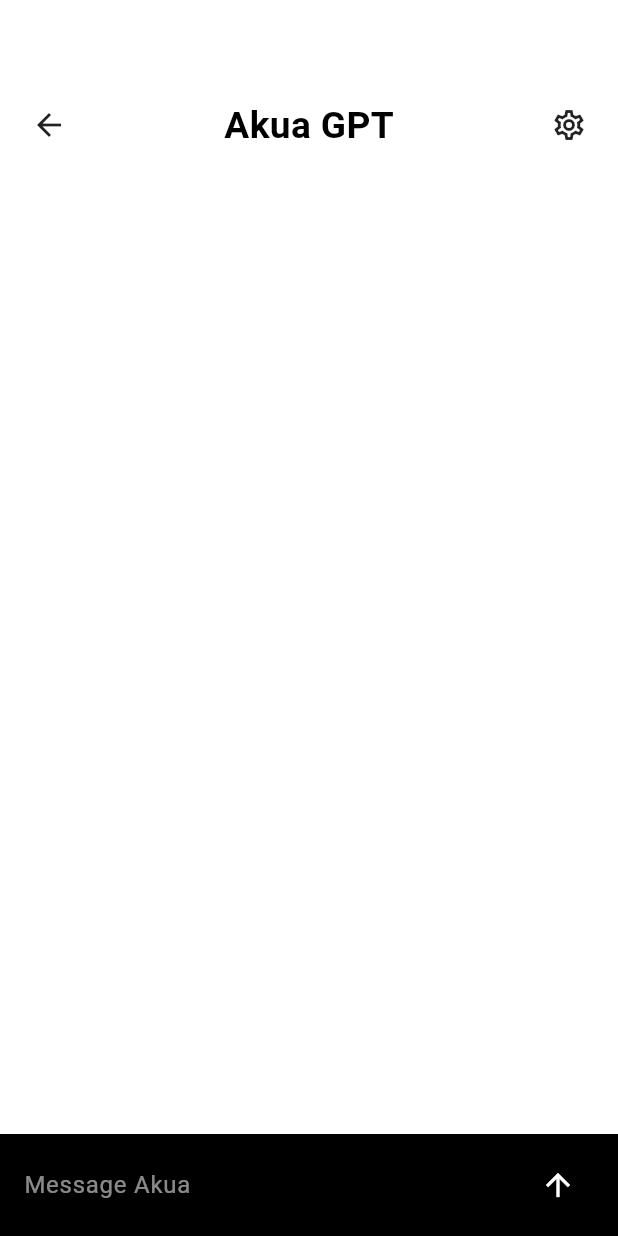
After one commit to bagga16/Alkebulan, a Flutter app: the ChatScreen screen opened directly, on a phone screen of 412 x 824 dp. The commit adds this screen. Run offline on Flutter 3.47's test engine with Material 3 defaults, Android fonts, the light colour scheme and no system bars; our stand-ins replace flutter_svg, get, video_player.

Commit message:
GPT chat section Updated

```diff
--- /dev/null
+++ b/lib/App Screeens/Auka GPT/ChatScreen.dart
@@ -0,0 +1,125 @@
+import 'package:alkebulan/Controllers/ChatController.dart';
+import 'package:flutter/material.dart';
+import 'package:get/get.dart';
+
+class ChatScreen extends StatelessWidget {
+  final ChatController chatController = Get.put(ChatController());
+
+  ChatScreen({super.key});
+
+  @override
+  Widget build(BuildContext context) {
+    double screenWidth = MediaQuery.of(context).size.width;
+    double screenHeight = MediaQuery.of(context).size.height;
+
+    return Scaffold(
+      backgroundColor: Colors.white,
+      body: Column(
+        children: [
+          // Header
+          Padding(
+            padding: EdgeInsets.only(
+              left: screenWidth * 0.05,
+              right: screenWidth * 0.05,
+              top: screenHeight * 0.08,
+            ),
+            child: Row(
+              mainAxisAlignment: MainAxisAlignment.spaceBetween,
+              children: [
+                GestureDetector(
+                    onTap: () {
+                      Get.back();
+                    },
+                    child: Icon(Icons.arrow_back)),
+                Text(
+                  "Akua GPT",
+                  style: TextStyle(
+                    fontSize: screenWidth * 0.06,
+                    fontWeight: FontWeight.bold,
+                    color: Colors.black,
+                  ),
+                ),
+                GestureDetector(
+                    onTap: () {
+                      Get.toNamed('/settings');
+                    },
+                    child: Icon(Icons.settings_outlined)),
+              ],
+            ),
+          ),
+
+          // Chat Messages
+          Expanded(
+            child: Obx(() {
+              return ListView.builder(
+                padding: EdgeInsets.symmetric(horizontal: screenWidth * 0.05),
+                itemCount: chatController.messages.length,
+                itemBuilder: (context, index) {
+                  final message = chatController.messages[index];
+                  bool isUser = message.sender == "user";
+                  return Align(
+                    alignment:
+                        isUser ? Alignment.centerRight : Alignment.centerLeft,
+                    child: Container(
+                      margin: EdgeInsets.symmetric(vertical: 8),
+                      padding: EdgeInsets.all(12),
+                      decoration: BoxDecoration(
+                        color: Colors.grey[200],
+                        borderRadius: BorderRadius.circular(12),
+                      ),
+                      constraints: BoxConstraints(
+                        maxWidth: screenWidth * 0.75,
+                      ),
+                      child: Text(
+                        message.message,
+                        style: TextStyle(
+                          color: Colors.black,
+                          fontSize: screenWidth * 0.04,
+                        ),
+                      ),
+                    ),
+                  );
+                },
+              );
+            }),
+          ),
+
+          // Chat Input Field
+          _buildChatInput(),
+        ],
+      ),
+    );
+  }
+
+  Widget _buildChatInput() {
+    TextEditingController messageController = TextEditingController();
+    return Container(
+      padding: EdgeInsets.symmetric(horizontal: 16, vertical: 10),
+      color: Colors.black,
+      child: Row(
+        children: [
+          Expanded(
+            child: TextField(
+              controller: messageController,
+              style: TextStyle(color: Colors.white),
+              decoration: InputDecoration(
+                hintText: "Message Akua",
+                hintStyle: TextStyle(color: Colors.white54),
+                border: InputBorder.none,
+              ),
+            ),
+          ),
+          IconButton(
+            icon: Icon(Icons.arrow_upward, color: Colors.white),
+            onPressed: () {
+              if (messageController.text.trim().isNotEmpty) {
+                chatController.sendMessage(messageController.text.trim());
+                messageController.clear();
+              }
+            },
+          ),
+        ],
+      ),
+    );
+  }
+}
--- a/lib/App Widgets/HomeTabBar.dart
+++ b/lib/App Widgets/HomeTabBar.dart
@@ -12,10 +12,6 @@ class TabBarWidget extends StatelessWidget {
     return Row(
       children: [
         SizedBox(width: screenWidth * 0.05),
-        SvgPicture.asset(
-          'assets/icons/equal.svg',
-        ), // Replace with actual icon
-        SizedBox(width: screenWidth * 0.03),
 
         // Explore Tab
         GestureDetector(
--- /dev/null
+++ b/lib/Controllers/ChatController.dart
@@ -0,0 +1,30 @@
+import 'package:alkebulan/Models/MessageModel.dart';
+import 'package:get/get.dart';
+
+class ChatController extends GetxController {
+  var messages = <MessageModel>[].obs;
+  var isLoading = false.obs;
+
+  @override
+  void onInit() {
+    super.onInit();
+  }
+
+  void sendMessage(String message) {
+    if (message.trim().isEmpty) return;
+
+    messages.add(MessageModel(sender: "user", message: message));
+    update();
+
+    Future.delayed(Duration(milliseconds: 500), () {
+      receiveBotReply();
+    });
+  }
+
+  void receiveBotReply() {
+    messages.add(MessageModel(
+        sender: "bot",
+        message: "That's a great question! Here's more information."));
+    update();
+  }
+}
--- /dev/null
+++ b/lib/Models/MessageModel.dart
@@ -0,0 +1,6 @@
+class MessageModel {
+  final String sender; // "user" or "bot"
+  final String message;
+
+  MessageModel({required this.sender, required this.message});
+}
--- a/lib/Utils/AppRoutes.dart
+++ b/lib/Utils/AppRoutes.dart
@@ -1,4 +1,5 @@
 import 'package:alkebulan/App%20Screeens/Auka%20GPT/Auka%20GPT%20Screen.dart';
+import 'package:alkebulan/App%20Screeens/Auth%20Screens/LoginScreen.dart';
 import 'package:alkebulan/App%20Screeens/Auth%20Screens/ReferAFriendScreen.dart';
 import 'package:alkebulan/App%20Screeens/Auth%20Screens/SignUp.dart';
 import 'package:alkebulan/App%20Screeens/Home/HomeScreen.dart';
@@ -22,6 +23,7 @@ class AppRoutes {
   static const String RFA = '/RFA';
   static const String bnb = '/bnb';
   static const String signup = '/signup';
+  static const String login = '/login';
   static const String home = '/home';
   static const String settings = '/settings';
 
@@ -45,6 +47,10 @@ class AppRoutes {
       page: () => PaymentScreen(),
     ),
     GetPage(name: signup, page: () => SignUpScreen()),
+    GetPage(
+      name: login,
+      page: () => LoginScreen(),
+    ),
     GetPage(name: RFA, page: () => ReferFriendScreen()),
     GetPage(name: bnb, page: () => DBNBPage()),
     GetPage(name: home, page: () => HomeScreen()),
--- a/lib/main.dart
+++ b/lib/main.dart
@@ -23,7 +23,7 @@ class MyApp extends StatelessWidget {
       //     ),
       //   ),
       // ),
-      initialRoute: AppRoutes.onboarding1,
+      initialRoute: AppRoutes.bnb,
       getPages: AppRoutes.routes,
     );
   }
```
Also changed, not shown: lib/App Screeens/Auka GPT/Auka GPT Screen.dart (+132 -11 lines), lib/App Screeens/Auth Screens/LoginScreen.dart (added, +130 -0 lines), lib/App Screeens/Home/DrawerView.dart (added, +87 -0 lines), lib/App Screeens/Home/HomeScreen.dart (+26 -2 lines), lib/App Screeens/Home/InsightsScreen.dart (deleted, +0 -73 lines), lib/App Screeens/Home/PostDetails/PostCommentsScreen.dart (+5 -4 lines), assets/icons/book.svg (added), assets/icons/folder.svg (added), assets/icons/star.svg (added).
